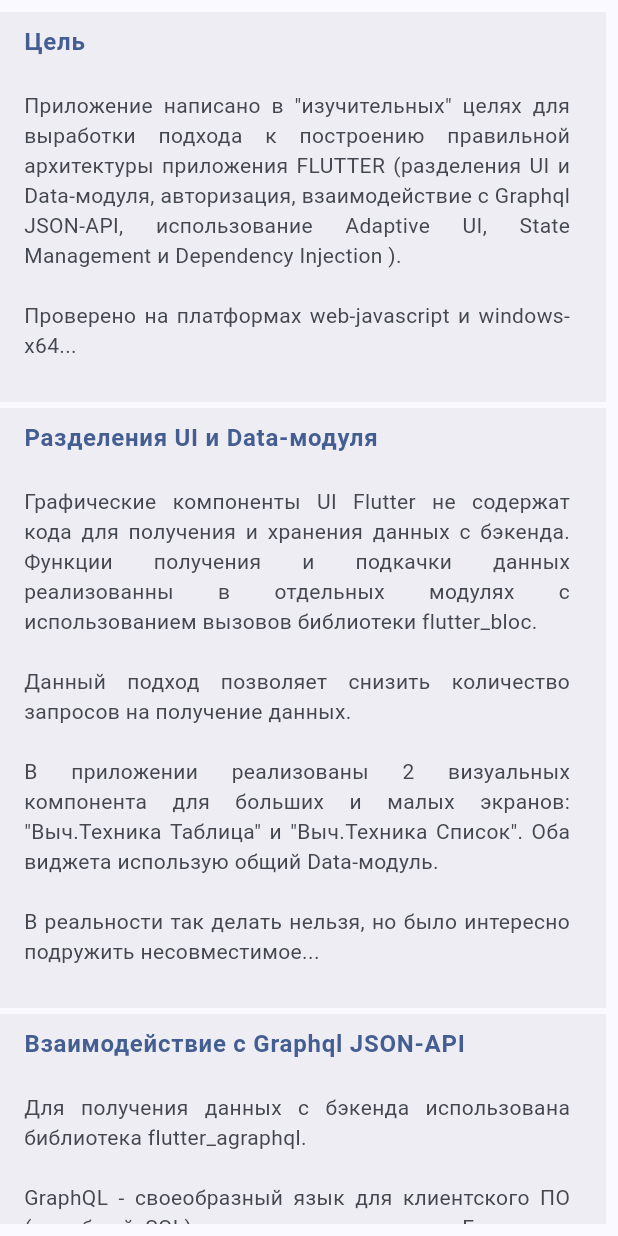
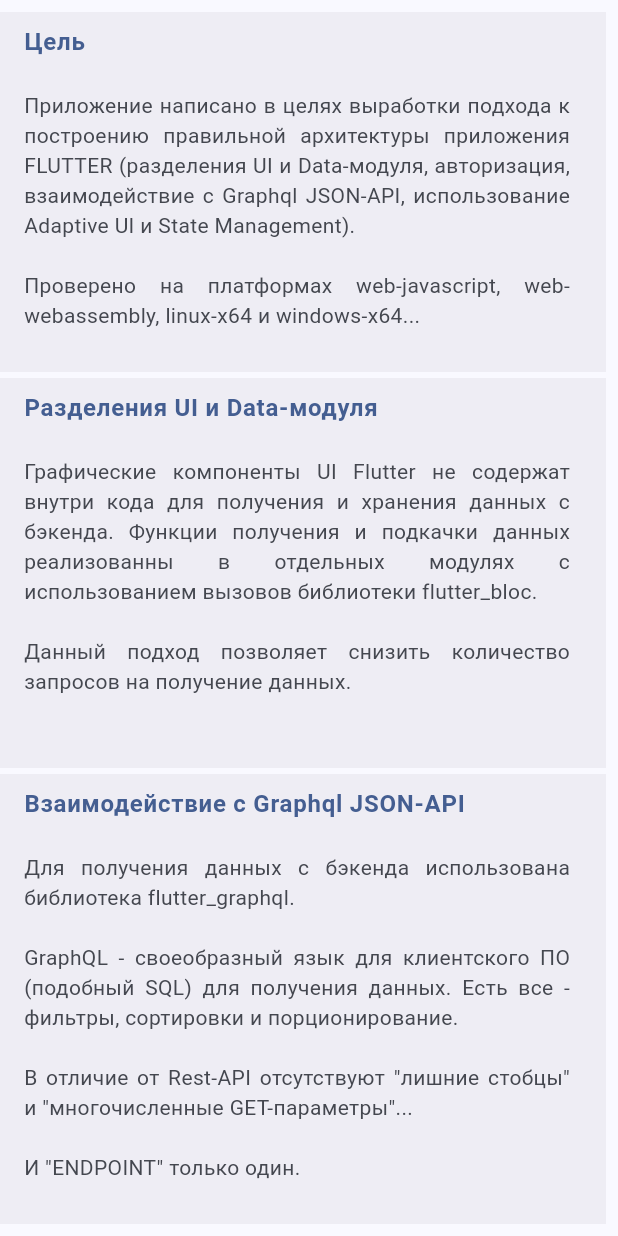
Before and after one commit to KACHERNO/Test-Flutter-WebDesktop, a Flutter app: the AppInfo widget shown alone on an empty page, opened directly, on a phone screen of 412 x 824 dp. Run offline on Flutter 3.47's test engine with Material 3 defaults, Android fonts, the phone set to English and light mode, and no system bars; our stand-ins replace flutter_bloc, get_it, graphql; missing offline and left inert: flutter_adaptive_scaffold.

Commit message:
Add files via upload

```diff
--- a/src/lib/main.dart
+++ b/src/lib/main.dart
@@ -20,6 +20,9 @@ void main() {
 
   //getIt.registerSingleton(HwListPDTable());
   //getIt.registerSingleton(HWListView());
+  getIt.registerSingleton(HwListPDTable());
+
+
   runApp(const App());
 }
 
--- a/src/lib/state/bloc/auth_bloc.dart
+++ b/src/lib/state/bloc/auth_bloc.dart
@@ -10,20 +10,29 @@ part 'auth_state.dart';
 //
 //
 //
+// const authGQL =
+// r'''
+// query login($email: String!, $password: String!) {
+//   loginNhost(credentials: {email: $email, password: $password }) {
+//     session {
+//       accessToken
+//       user {
+//         roles
+//         defaultRole
+//         displayName
+//         createdAt
+//         email
+//       }
+//     }
+//   }
+// }
+// '''
+// ;
 const authGQL =
 r'''
 query login($email: String!, $password: String!) {
   loginNhost(credentials: {email: $email, password: $password }) {
-    session {
-      accessToken
-      user {
-        roles
-        defaultRole
-        displayName
-        createdAt
-        email
-      }
-    }
+    session { accessToken  }
   }
 }
 '''
--- a/src/lib/state/bloc/auth_state.dart
+++ b/src/lib/state/bloc/auth_state.dart
@@ -1,6 +1,8 @@
 part of 'auth_bloc.dart';
 
-const linkAPI = 'https://hoqdughzdgcwvqwmdviq.hasura.ap-south-1.nhost.run/v1/graphql';
+// const linkAPI = 'https://hoqdughzdgcwvqwmdviq.hasura.ap-south-1.nhost.run/v1/graphql';
+
+const linkAPI = 'https://hasura.kacherno.online/v1/graphql';
 
 //
 // STATE: [ Authenticated, NotAuthenticated, Loading ]
@@ -16,11 +18,11 @@ class AuthState {
    get getSession      => _session;
    String? get getError        => _errorMessage;
    String? get getAccessToken  => _session?['accessToken'];
-   String? get getRefreshToken => _session?['refreshToken'];
+  //  String? get getRefreshToken => _session?['refreshToken'];
    GraphQLClient get getClient       => _client;
-   String? get getDisplayName  => _session?['user']['displayName'];
-   String? get getDefautRole   => _session?['user']['defaultRole'];
-   String? get getEmail        => _session?['user']['email'];
+  //  String? get getDisplayName  => _session?['user']['displayName'];
+  //  String? get getDefautRole   => _session?['user']['defaultRole'];
+  //  String? get getEmail        => _session?['user']['email'];
 
 /*
 "user": {
@@ -68,7 +70,7 @@ class Authenticated     extends AuthState {
   String? currentUser;
   Authenticated(Map<String,dynamic> session){
     super._session = session;
-    currentUser = session['user']['displayName'];
+    // currentUser = session['user']['displayName'];
     changeAuthLink();
     changeClient();
   }
--- a/src/lib/view/app.dart
+++ b/src/lib/view/app.dart
@@ -12,6 +12,10 @@ import '../theme/theme.dart';
 import 'body_hwlist_pdtable.dart';
 import 'screen_login_adaptive.dart';
 import 'body_home.dart';
+//import 'package:get_it/get_it.dart';
+
+//GetIt getIt = GetIt.instance;
+
 
 class App extends StatelessWidget {
   /// Creates a const main application widget.
--- a/src/lib/view/body_home.dart
+++ b/src/lib/view/body_home.dart
@@ -21,7 +21,7 @@ class AppInfo extends StatelessWidget {
       Padding(
         padding: const EdgeInsets.fromLTRB(0,8,8,8),
         child: ListView.separated(
-          itemCount: 9,
+          itemCount: 8,
           itemBuilder: (context, index) {
             return Tile(index: index);
           },
@@ -47,7 +47,6 @@ class AppInfo extends StatelessWidget {
                 StaggeredGridTile.count( crossAxisCellCount: 8, mainAxisCellCount: 8, child: Tile(index: 5), ),
                 StaggeredGridTile.count( crossAxisCellCount: 8, mainAxisCellCount: 4, child: Tile(index: 6), ),
                 StaggeredGridTile.count( crossAxisCellCount: 8, mainAxisCellCount: 4, child: Tile(index: 7), ),
-                StaggeredGridTile.count( crossAxisCellCount: 16,mainAxisCellCount: 3, child: Tile(index: 8), ),
               ],
             ),
           ),
@@ -62,75 +61,64 @@ const List<Map<String,String>> entries = [
 // 0
 { 'title' : 'Цель', 'text' : '''
 
-Приложение написано в "изучительных" целях для выработки подхода к построению правильной архитектуры приложения FLUTTER (разделения UI и Data-модуля, авторизация, взаимодействие с Graphql JSON-API, использование Adaptive UI, State Management и Dependency Injection ).
+Приложение написано в целях выработки подхода к построению правильной архитектуры приложения FLUTTER (разделения UI и Data-модуля, авторизация, взаимодействие с Graphql JSON-API, использование Adaptive UI и State Management).
 
-Проверено на платформах web-javascript и windows-x64...
+Проверено на платформах web-javascript, web-webassembly, linux-x64 и windows-x64...
 ''' },
 // 1
 { 'title' : 'Разделения UI и Data-модуля', 'text' : '''
 
-Графические компоненты UI Flutter не содержат кода для получения и хранения данных с бэкенда. Функции получения и подкачки данных реализованны в отдельных модулях с использованием вызовов библиотеки flutter_bloc.
+Графические компоненты UI Flutter не содержат внутри кода для получения и хранения данных с бэкенда. Функции получения и подкачки данных реализованны в отдельных модулях с использованием вызовов библиотеки flutter_bloc.
 
 Данный подход позволяет снизить количество запросов на получение данных.
 
-В приложении реализованы 2 визуальных компонента для больших и малых экранов: "Выч.Техника Таблица" и "Выч.Техника Список". Оба виджета использую общий Data-модуль.
-
-В реальности так делать нельзя, но было интересно подружить несовместимое...
 ''' },
 // 2
 { 'title' : 'Взаимодействие с Graphql JSON-API', 'text' : '''
 
-Для получения данных с бэкенда использована библиотека flutter_agraphql.
+Для получения данных с бэкенда использована библиотека flutter_graphql.
 
 GraphQL - своеобразный язык для клиентского ПО (подобный SQL) для получения данных. Есть все - фильтры, сортировки и порционирование.
 
 В отличие от Rest-API отсутствуют "лишние стобцы" и "многочисленные GET-параметры"...
+
+И "ENDPOINT" только один.
 ''' },
 // 3
 { 'title' : 'Graphql JSON-API', 'text' : '''
 
-В качестве бэкенда использован облачный сервис NHOST (аналог Firebase для PostgreSQL). На "борту" СУБД PostgreSQL, готовый GraphQL API HASURA и сервис аутентификации.
+В качестве бэкенда использовуется готовый "Hasura GraphQL Engine". Добавив свой сервер аутентификации и научив его отдавать PAYLOAD "по-хасуровски" получается работоспособный бэкенд.
 
-HASURA - реализация GraphQL API с ролевой моделью разграничения доступа...
-
-Сервис NHOST используется в бесплатном варианте аренды. При длительном бездействии он засыпает (но с возможностью пробуждения)...
+HASURA - реализация GraphQL API с ролевой моделью разграничения доступа с JWT на борту...
 ''' },
 // 4
 { 'title' : 'Adaptive UI', 'text' : '''
 
-Библиотека flutter_adaptive_scaffold позволяет строить адаптивный UI. Поиграйте размерами окна приложения и всё начнет меняться...
+Библиотека flutter_adaptive_scaffold позволяет строить адаптивный UI.
+
+Поиграйте размерами окна приложения и всё начнет меняться...
 ''' },
 // 5
-{ 'title' : 'State Management', 'text' : '''
+{ 'title' : 'State Management / Dependency Injection', 'text' : '''
 
 Менеджер состояния flutter_bloc позволяет создать Модуль загрузки/хранения и управлять им через вызов события, обработчик когорого меняет непрерывный поток состояний.
 
-Связь с модулем внутри виджета выполняется с помощью специальной "CONSUMER-обёртки", которая при изменении состояния сама запустит перестроение целевого UI-виджета.
-
-Реализован механизм фильтров и строкового поиска.
-
-
+А для того чтобы FLUTTER без конца не пересоздавал основной виджет при смене контекста задействована библиотека flutter_getid, позволяющая запускать единственный экземпляр того или иного класса на все время жизни приложения.
 ''' },
 // 6
-{ 'title' : 'Dependency Injection', 'text' : '''
+{ 'title' : 'Реализация', 'text' : '''
 
-В данной конфигурации при смене геометрии окна происходит пересоздание экземпляра UI-виджетов, что безусловно увеличивает ресурсоемкость.
+В данном приложении реализован объект табличного представления данных (PaginatedDataTable библиотеки Material) с фильтрацией, сортировками и полностроковым поиском.
 
-Для оптимизации задействована библиотека flutter_getid, позволяющая запускать единственный экземпляр того или иного класса на все время жизни приложения.
+Именно это аспект интересовал меня больше всего на момент создания.
 ''' },
 // 7
 { 'title' : 'Авторизация', 'text' : '''
 
-В качестве защитного механизма используется JWT-авторизация. В момент парольной аутентификации NHOST отдает в приложение JWT-токен, в "пэйлоаде" которого содержится перечень ролей доступных пользователю.
+В качестве защитного механизма используется JWT-авторизация. В PAYLOAD токена содержится user-id и перечень ролей, доступных пользователю.
+Доступ для ролей настраивается через консоль управления HASURA. Также есть возможность настройки ROW LEVEL SECURITY на идентификатор пользователя.
+"Hasura GraphQL Engine" - готовое и мощное решение с веб-интерфейсом на борту. В контейнерном вырианте - еще и бесплатное.
 
-Доступность объектов СУБД для ролей настраивается через консоль управления HASURA.
-''' },
-// 8
-{ 'title' : 'Не раскрашено', 'text' : '''
-
-Приложение получилось "СКУЧНЫМ". Оно не раскрашено. Используется стандартная тема "Material Design" сгенерированная на основе базового цвета "BlueAccent".
-
-Оно не для этого...
 ''' },
 ];
 
--- a/src/lib/view/screen_login_adaptive.dart
+++ b/src/lib/view/screen_login_adaptive.dart
@@ -14,12 +14,13 @@ class LoginApative extends StatelessWidget {
     const  isWebJS   = bool.fromEnvironment('dart.library.js_util');
     const  isWebWasm = bool.fromEnvironment('dart.tool.dart2wasm');
 
+
     if (isWebJS || isWebWasm) {
       platform = isWebWasm ? 'WEB (WebAssembly)' : 'WEB (JavaScript)';
     } else {
-      platform = '${Platform.operatingSystem}: ${Platform.operatingSystemVersion}';
+      platform = '${Platform.operatingSystem} - ${Platform.operatingSystemVersion}';
     }
-    return 'Платформа $platform';
+    return 'Платформа $platform\nAPI: $linkAPI';
   }
 
   @override
```
